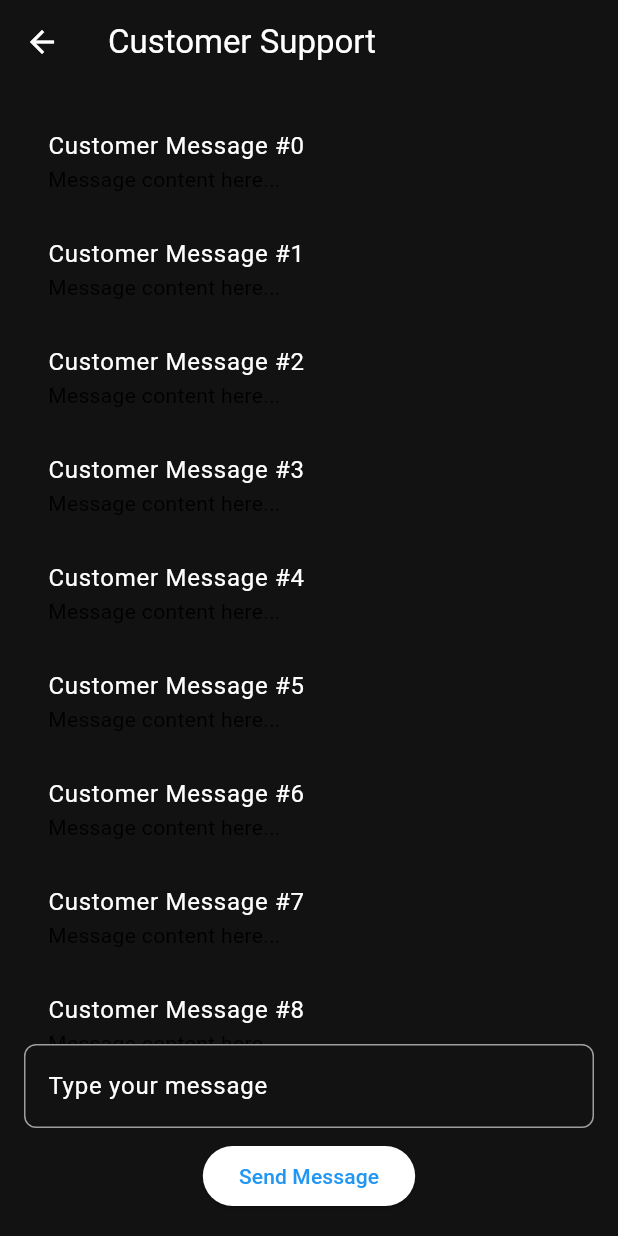
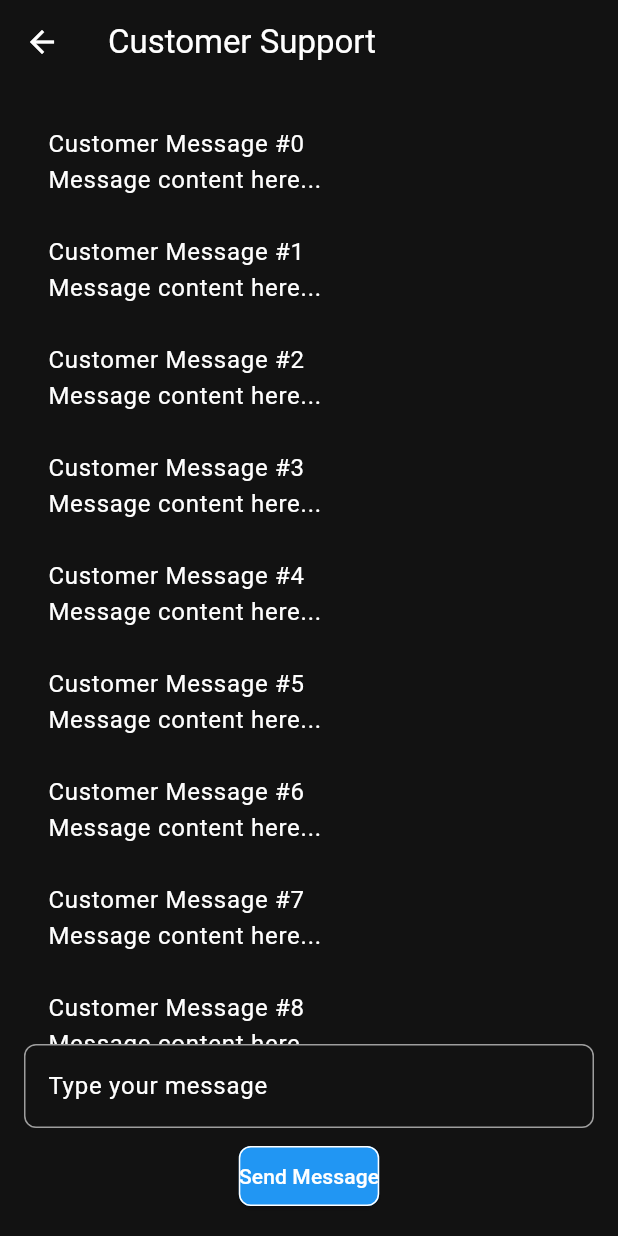
Before and after one commit to kimjooyoon/home_page, a Flutter app: the ChatPage screen opened directly, on a phone screen of 412 x 824 dp. Run offline on Flutter 3.47's test engine with Material 3 defaults, Android fonts, the phone set to English and light mode, and no system bars; our stand-ins replace fl_chart, flutter_svg.

Commit message:
fix(admin): modify chat page

```diff
--- /dev/null
+++ b/lib/atoms/text/message_text.dart
@@ -0,0 +1,15 @@
+import 'package:flutter/material.dart';
+
+class MessageText extends StatelessWidget {
+  final String text;
+
+  const MessageText({super.key, required this.text});
+
+  @override
+  Widget build(BuildContext context) {
+    return Text(
+      text,
+      style: Theme.of(context).textTheme.bodyLarge,
+    );
+  }
+}
--- /dev/null
+++ b/lib/molecules/tile/message_tile.dart
@@ -0,0 +1,17 @@
+import 'package:flutter/material.dart';
+import 'package:home_page/atoms/text/message_text.dart';
+
+class MessageTile extends StatelessWidget {
+  final String title;
+  final String subtitle;
+
+  const MessageTile({super.key, required this.title, required this.subtitle});
+
+  @override
+  Widget build(BuildContext context) {
+    return ListTile(
+      title: MessageText(text: title),
+      subtitle: MessageText(text: subtitle),
+    );
+  }
+}
--- /dev/null
+++ b/lib/organisms/lists/message_list.dart
@@ -0,0 +1,21 @@
+import 'package:flutter/material.dart';
+import 'package:home_page/molecules/tile/message_tile.dart';
+
+class MessageList extends StatelessWidget {
+  final int itemCount;
+
+  const MessageList({super.key, required this.itemCount});
+
+  @override
+  Widget build(BuildContext context) {
+    return ListView.builder(
+      itemCount: itemCount,
+      itemBuilder: (context, index) {
+        return MessageTile(
+          title: 'Customer Message #$index',
+          subtitle: 'Message content here...',
+        );
+      },
+    );
+  }
+}
--- a/lib/pages/customer_support/chat_page.dart
+++ b/lib/pages/customer_support/chat_page.dart
@@ -1,4 +1,7 @@
 import 'package:flutter/material.dart';
+import 'package:home_page/organisms/lists/message_list.dart';
+import 'package:home_page/atoms/spacer/vertical_spacer.dart';
+import 'package:home_page/atoms/button/custom_button.dart';
 
 class ChatPage extends StatelessWidget {
   const ChatPage({super.key});
@@ -13,16 +16,8 @@ class ChatPage extends StatelessWidget {
         padding: const EdgeInsets.all(16.0),
         child: Column(
           children: [
-            Expanded(
-              child: ListView.builder(
-                itemCount: 10, // 예제 데이터 개수
-                itemBuilder: (context, index) {
-                  return ListTile(
-                    title: Text('Customer Message #$index'),
-                    subtitle: const Text('Message content here...'),
-                  );
-                },
-              ),
+            const Expanded(
+              child: MessageList(itemCount: 10),
             ),
             const TextField(
               decoration: InputDecoration(
@@ -30,12 +25,12 @@ class ChatPage extends StatelessWidget {
                 border: OutlineInputBorder(),
               ),
             ),
-            const SizedBox(height: 8.0),
-            ElevatedButton(
+            const VerticalSpacer(size: SpacerSize.small),
+            CustomButton(
+              text: 'Send Message',
               onPressed: () {
                 // 메일 전송 로직
               },
-              child: const Text('Send Message'),
             ),
           ],
         ),
```
